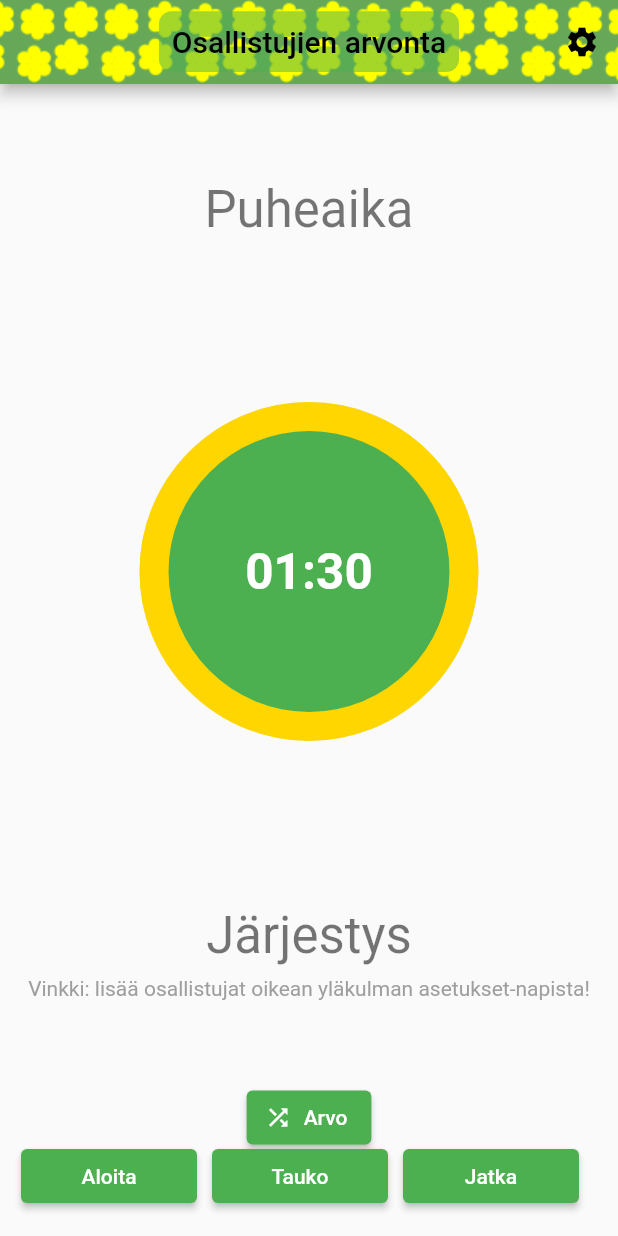
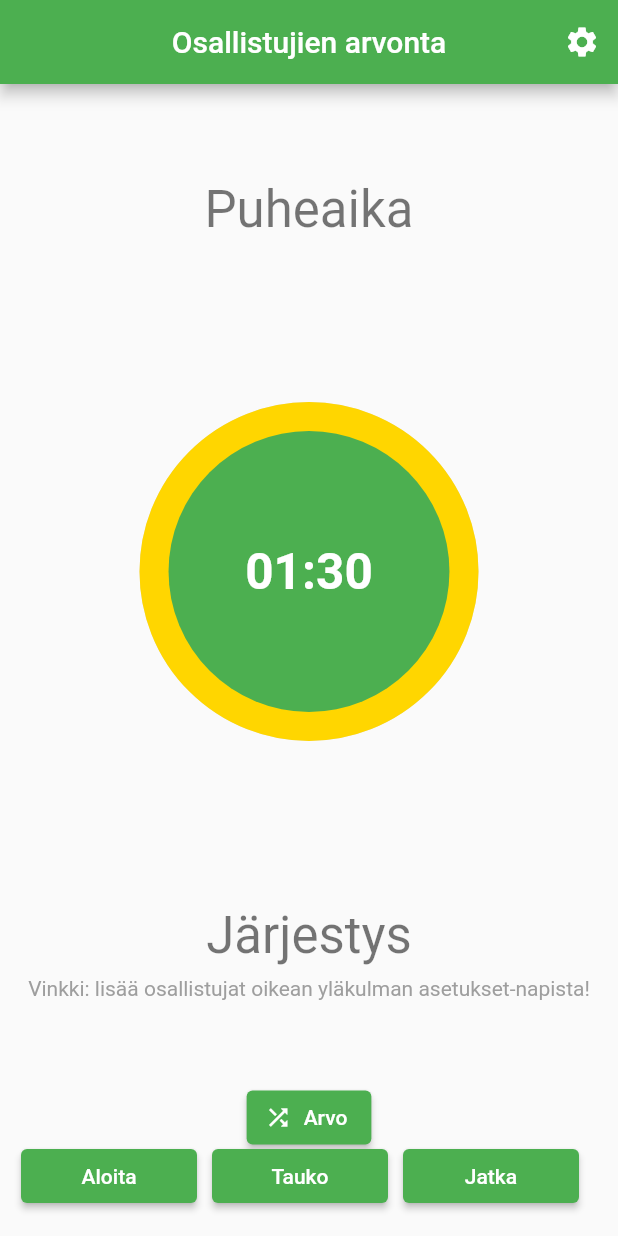
Before and after one commit to areee/flutter_participants_lottery, a Flutter app: the screen it shows after launch, on a phone screen of 412 x 824 dp. Run offline on Flutter 3.47's test engine with Material 2 defaults, Android fonts, the phone set to English and light mode, and no system bars; drawn by our look-alikes of circular_countdown_timer; our stand-ins replace google_fonts, shared_preferences; missing offline and left inert: emoji_alert.

Commit message:
Remove asset image from the custom app bar

```diff
--- a/lib/components/custom_app_bar.dart
+++ b/lib/components/custom_app_bar.dart
@@ -4,27 +4,10 @@ PreferredSizeWidget customAppBar(
     BuildContext context, String title, List<Widget>? actions) {
   return AppBar(
     backgroundColor: Theme.of(context).colorScheme.primary,
-    foregroundColor: Colors.black,
     title: Text(
       title,
-      style: TextStyle(
-        background: Paint()
-          ..color = Theme.of(context).colorScheme.primary.withOpacity(0.5)
-          ..strokeWidth = 17
-          ..strokeJoin = StrokeJoin.round
-          ..strokeCap = StrokeCap.round
-          ..style = PaintingStyle.stroke,
-      ),
     ),
     centerTitle: true,
-    flexibleSpace: Container(
-      decoration: const BoxDecoration(
-        image: DecorationImage(
-          repeat: ImageRepeat.repeatX,
-          image: AssetImage('assets/images/kukkia_ruohikolla.png'),
-        ),
-      ),
-    ),
     actions: actions,
   );
 }
```
